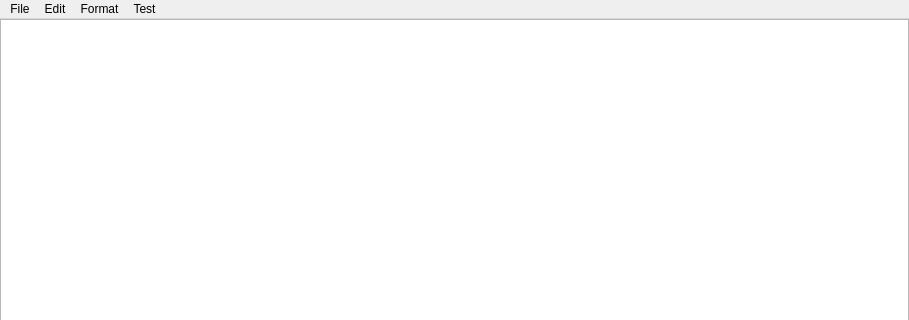
Qt form mainwindow.ui (J2xMurphy/BadTextManipulator) before a commit; both pictures show x 0 to 909 and y 0 to 320 of the 909 by 581 pixel window.
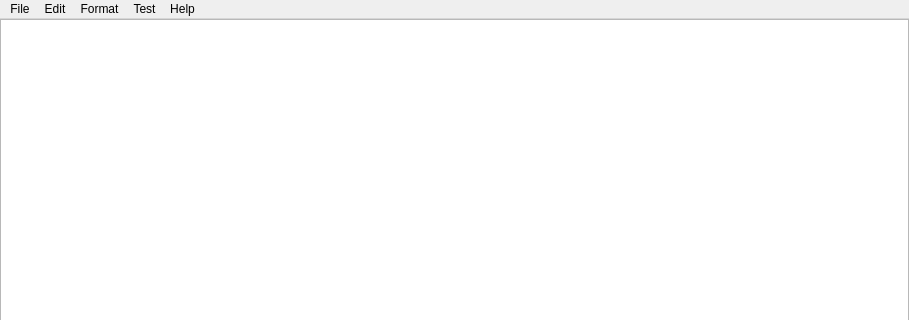
The same form after that commit.

Patch:
```diff
--- a/mainwindow.ui
+++ b/mainwindow.ui
@@ -112,10 +112,18 @@
     <addaction name="actionUndo"/>
     <addaction name="actionRedo"/>
    </widget>
+   <widget class="QMenu" name="menuHelp">
+    <property name="title">
+     <string>Help</string>
+    </property>
+    <addaction name="actionView_Help"/>
+    <addaction name="actionAbout"/>
+   </widget>
    <addaction name="menuFile"/>
    <addaction name="menuEdit"/>
    <addaction name="menuTest"/>
    <addaction name="menuTest_2"/>
+   <addaction name="menuHelp"/>
   </widget>
   <widget class="QStatusBar" name="statusbar">
    <property name="acceptDrops">
```
Left out of the diff: 10 changed lines with no effect on the pictures.
